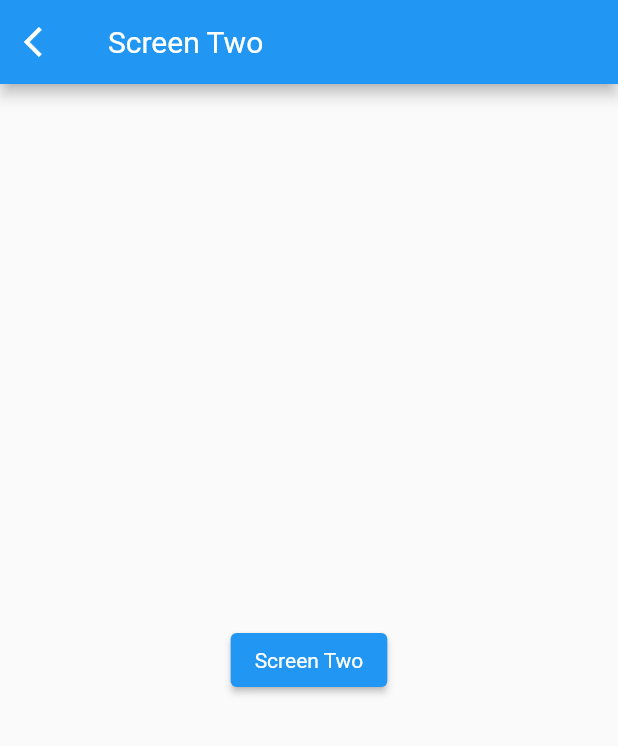
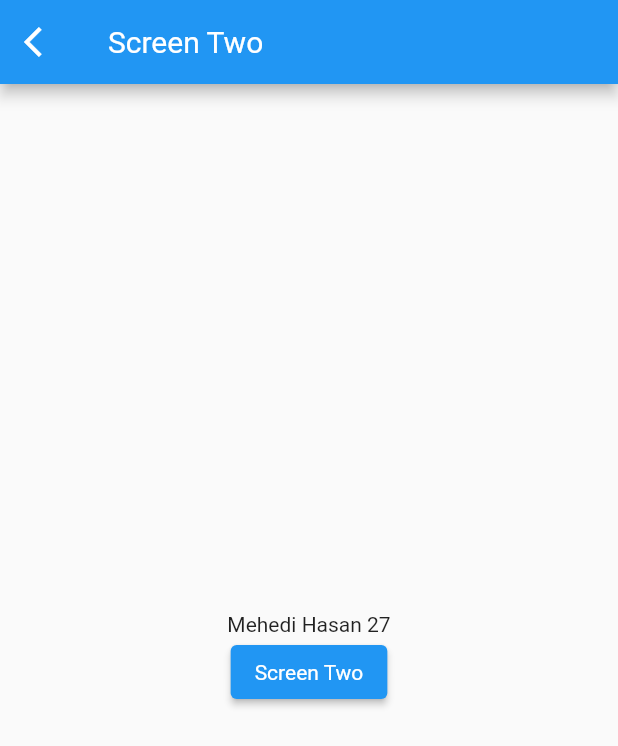
Before and after one commit to jpmehedi/ict-flutter-batch-8, a Flutter app: the screen it shows after launch, after a tap on "Screen One", on a phone screen of 412 x 824 dp. Shown: the top 746 px of the screen. Run offline on Flutter 3.47's test engine with Material 2 defaults, Android fonts, the light colour scheme and no system bars.

Commit message:
Name route

```diff
--- a/test_project/lib/main.dart
+++ b/test_project/lib/main.dart
@@ -6,6 +6,12 @@ void main(){
     MaterialApp(
     debugShowCheckedModeBanner: false,
      home: ScreenOne()
+    // initialRoute: ScreenOne.path,
+    // routes: {
+    //   ScreenOne.path: (ctx)=> ScreenOne(),
+    //   ScreenTwo.path: (ctx)=> ScreenTwo(),
+    //   ScreenThree.path: (ctx)=> ScreenThree(),
+    // },
     ),
   );
 }
--- a/test_project/lib/screen_one.dart
+++ b/test_project/lib/screen_one.dart
@@ -2,10 +2,14 @@ import 'package:flutter/material.dart';
 import 'package:test_project/screen_two.dart';
 
 class ScreenOne extends StatelessWidget {
+  static const String path = "ScreenOne";
   const ScreenOne({ Key? key }) : super(key: key);
-
+  final String name = "Mehedi Hasan";
+  final int age = 27;
   @override
   Widget build(BuildContext context) {
+
+
     return Scaffold(
       appBar: AppBar(title: Text("Screen One"),),
       body: Center(
@@ -14,8 +18,12 @@ class ScreenOne extends StatelessWidget {
           children: [
             ElevatedButton(
               onPressed: (){
-                Route route = MaterialPageRoute(builder: (context)=> ScreenTwo());
+                Route route = MaterialPageRoute(builder: (context)=> ScreenTwo(name: name, age: age,));
                 Navigator.push(context, route);
+
+                //Name route
+
+                // Navigator.pushNamed(context, ScreenTwo.path);
               },
               child:  Text("Screen One")
             )
--- a/test_project/lib/screen_three.dart
+++ b/test_project/lib/screen_three.dart
@@ -1,6 +1,7 @@
 import 'package:flutter/material.dart';
 
 class ScreenThree extends StatelessWidget {
+    static const String path = "ScreenThree";
   const ScreenThree({ Key? key }) : super(key: key);
 
   @override
--- a/test_project/lib/screen_two.dart
+++ b/test_project/lib/screen_two.dart
@@ -2,7 +2,10 @@ import 'package:flutter/material.dart';
 import 'package:test_project/screen_three.dart';
 
 class ScreenTwo extends StatelessWidget {
-  const ScreenTwo({ Key? key }) : super(key: key);
+  static const String path = "ScreenTwo";
+  final String? name;
+  final int? age;
+  const ScreenTwo({this.name, this.age});
 
   @override
   Widget build(BuildContext context) {
@@ -20,10 +23,12 @@ class ScreenTwo extends StatelessWidget {
         child: Column(
           mainAxisAlignment: MainAxisAlignment.center,
           children: [
+            Text("$name $age"),
             ElevatedButton(
               onPressed: (){
-                Route route = MaterialPageRoute(builder: (context)=> ScreenThree());
-                Navigator.push(context, route);
+                // Route route = MaterialPageRoute(builder: (context)=> ScreenThree());
+                // Navigator.push(context, route);
+                Navigator.pushNamed(context, ScreenThree.path);
               },
               child:  Text("Screen Two")
             )
```
